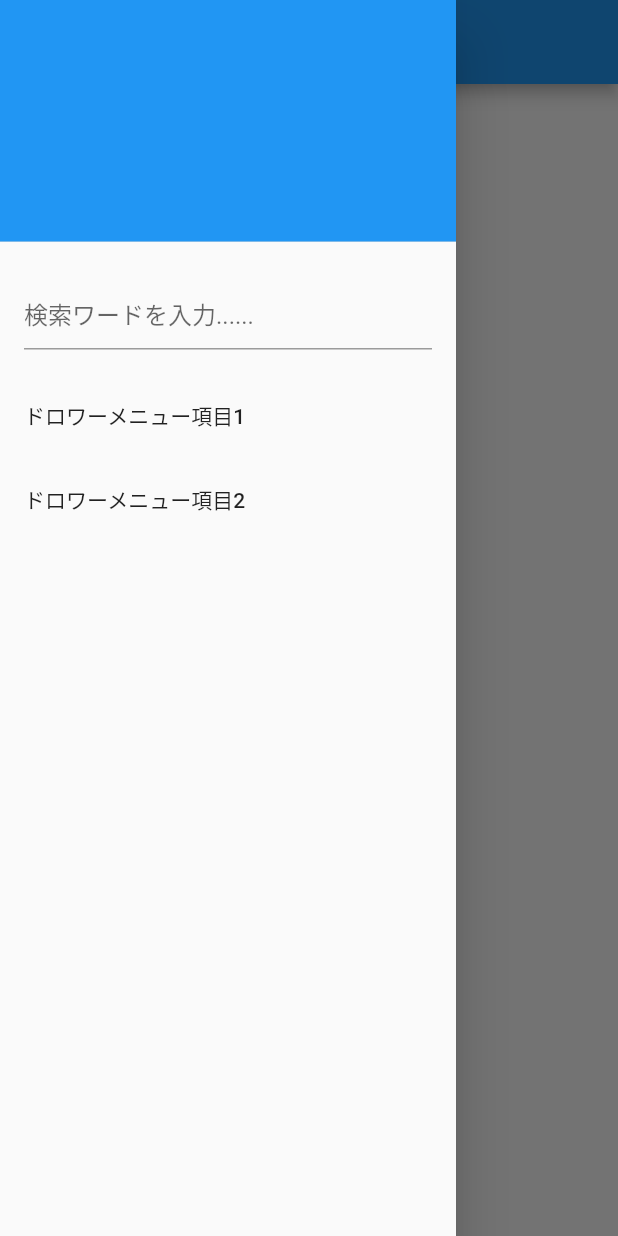
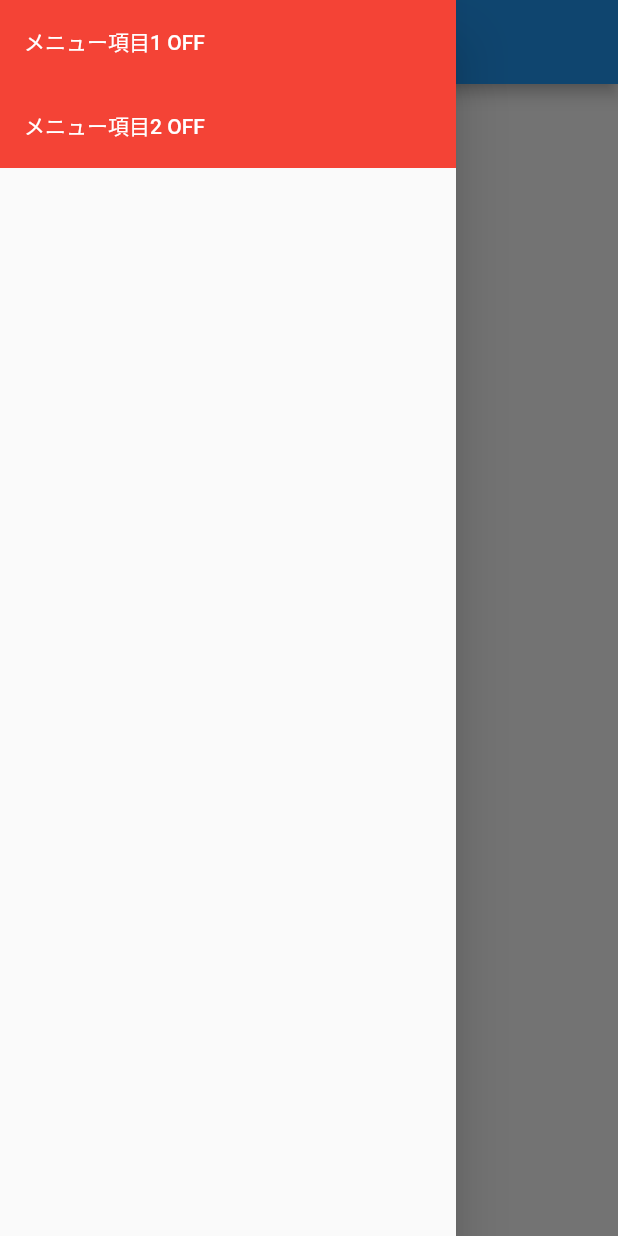
Before and after one commit to KoukiFOL/traveltrouble, a Flutter app: the MyHomePage screen opened directly, with the side drawer open, on a phone screen of 412 x 824 dp. Run offline on Flutter 3.47's test engine with Material 2 defaults, Android fonts, the phone set to English and light mode, and no system bars; our stand-ins replace cloud_firestore, firebase_auth, firebase_core; missing offline and left inert: dart:js; accounts and stored records are empty; generated files the repository leaves out were written again.

Commit message:
オンオフボタンがつきました

```diff
--- a/lib/Compornents/header.dart
+++ b/lib/Compornents/header.dart
@@ -13,11 +13,30 @@ class MyApp extends StatelessWidget {
   }
 }
 
-class MyHomePage extends StatelessWidget {
+class MyHomePage extends StatefulWidget {
+  @override
+  _MyHomePageState createState() => _MyHomePageState();
+}
+
+class _MyHomePageState extends State<MyHomePage> {
   final GlobalKey<ScaffoldState> _scaffoldKey = GlobalKey<ScaffoldState>();
+  bool item1Selected = false;
+  bool item2Selected = false;
 
   void openDrawerMenu() {
     _scaffoldKey.currentState?.openDrawer();
+  }
+
+  void toggleItem1() {
+    setState(() {
+      item1Selected = !item1Selected;
+    });
+  }
+
+  void toggleItem2() {
+    setState(() {
+      item2Selected = !item2Selected;
+    });
   }
 
   @override
@@ -29,32 +48,48 @@ class MyHomePage extends StatelessWidget {
         child: ListView(
           padding: EdgeInsets.zero,
           children: <Widget>[
-            DrawerHeader(
-              child: Text(''),
-              decoration: BoxDecoration(
-                color: Colors.blue,
-              ),
+            Column(
+              children: [
+                Container(
+                  color: item1Selected ? Colors.green : Colors.red, // 背景色を変更
+                  child: ListTile(
+                    title: GestureDetector(
+                      onTap: toggleItem1,
+                      child: Text(
+                        'メニュー項目1 ${item1Selected ? 'ON' : 'OFF'}',
+                        style: TextStyle(
+                          color: Colors.white,
+                        ),
+                      ),
+                    ),
+                  ),
+                ),
+                Container(
+                  color: item2Selected ? Colors.green : Colors.red, // 背景色を変更
+                  child: ListTile(
+                    title: GestureDetector(
+                      onTap: toggleItem2,
+                      child: Text(
+                        'メニュー項目2 ${item2Selected ? 'ON' : 'OFF'}',
+                        style: TextStyle(
+                          color: Colors.white,
+                        ),
+                      ),
+                    ),
+                  ),
+                ),
+                Container(
+                  margin: EdgeInsets.all(16.0),
+                  decoration: BoxDecoration(
+                    color: Colors.white,
+                    borderRadius: BorderRadius.circular(8.0),
+                  ),
+                ),
+              ],
             ),
-            DrawerTextField(),
-            ListTile(
-              title: Text('ドロワーメニュー項目1'),
-              onTap: () {
-                // ドロワーメニュー項目1がタップされたときの処理
-              },
-            ),
-            ListTile(
-              title: Text('ドロワーメニュー項目2'),
-              onTap: () {
-                // ドロワーメニュー項目2がタップされたときの処理
-              },
-            ),
-            // 他のメニュー項目を追加
-
-            // テキストフィールドを含むDrawerのカスタムウィジェット
           ],
         ),
       ),
-      // ページの本文部分をここに配置
     );
   }
 }
@@ -70,7 +105,7 @@ class CustomAppBar extends StatelessWidget implements PreferredSizeWidget {
   @override
   Widget build(BuildContext context) {
     return AppBar(
-      title: Text('とらぶった～'),
+      title: Text('アプリのタイトル'),
       leading: IconButton(
         icon: Icon(Icons.search),
         onPressed: () {
@@ -80,17 +115,3 @@ class CustomAppBar extends StatelessWidget implements PreferredSizeWidget {
     );
   }
 }
-
-class DrawerTextField extends StatelessWidget {
-  @override
-  Widget build(BuildContext context) {
-    return Container(
-      padding: EdgeInsets.all(16.0),
-      child: TextField(
-        decoration: InputDecoration(
-          hintText: '検索ワードを入力......',
-        ),
-      ),
-    );
-  }
-}
```
